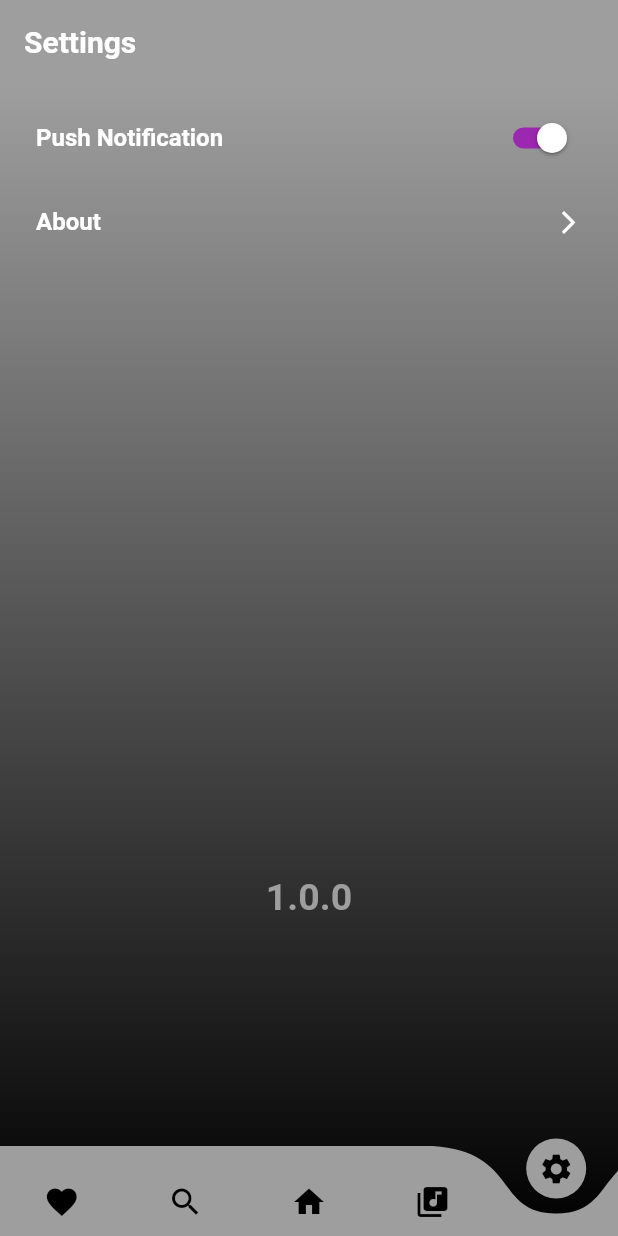
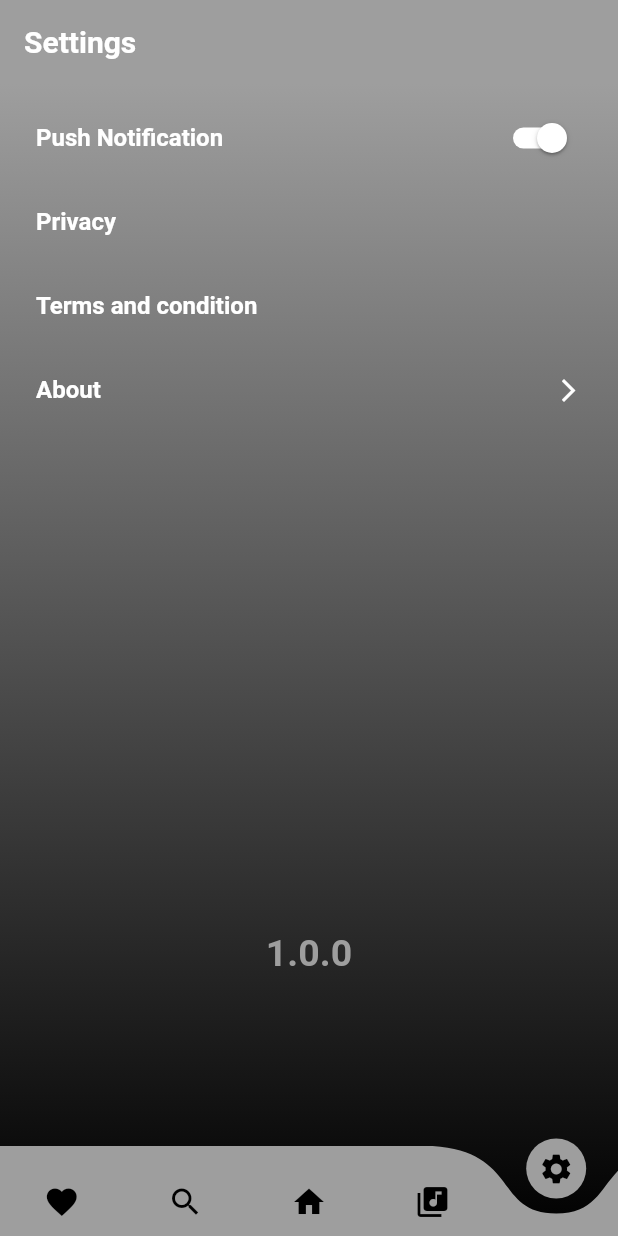
Before and after one commit to renjithrm/music_player, a Flutter app: the screen it shows after launch, item 5 of the bottom bar chosen, on a phone screen of 412 x 824 dp. Run offline on Flutter 3.47's test engine with Material 2 defaults, Android fonts, the phone set to English and light mode, and no system bars; drawn by our look-alikes of curved_navigation_bar; our stand-ins replace assets_audio_player, get, hive_flutter, on_audio_query, shared_preferences; accounts and stored records are empty.

Commit message:
commit befor playstore uploard

```diff
--- a/lib/main.dart
+++ b/lib/main.dart
@@ -45,7 +45,7 @@ class MyApp extends StatelessWidget {
       theme: ThemeData(
         primarySwatch: Colors.blue,
       ),
-      home: HomeScreen(),
+      home: const HomeScreen(),
       debugShowCheckedModeBanner: false,
     );
   }
--- a/lib/view/home_screen.dart
+++ b/lib/view/home_screen.dart
@@ -61,10 +61,11 @@ class _HomeScreenState extends State<HomeScreen> {
       backgroundColor: Colors.transparent,
       extendBody: true,
       body: Stack(
-        children: [
+        children: <Widget>[
           screens[intex],
           if (!isKeysbord)
             Positioned(
+              left: MediaQuery.of(context).size.width * 0.05,
               bottom: MediaQuery.of(context).size.height * 0.1,
               child: BottomPlay(),
             )
--- a/lib/view/settings/screen_settings.dart
+++ b/lib/view/settings/screen_settings.dart
@@ -55,11 +55,31 @@ class ScreenSettings extends StatelessWidget {
                           valueSwich.value = value;
                           NotificationUser.saveNotification(valueSwich.value);
                         },
-                        activeTrackColor: Colors.purple,
+                        activeTrackColor: Colors.white,
                         thumbColor: MaterialStateProperty.all(Colors.white),
                         inactiveThumbColor: Colors.black,
                       );
                     }),
+              ),
+              ListTile(
+                title: Text(
+                  "Privacy",
+                  style: TextStyle(
+                    color: Colors.white,
+                    fontWeight: FontWeight.bold,
+                  ),
+                ),
+                onTap: () {},
+              ),
+              ListTile(
+                title: Text(
+                  "Terms and condition",
+                  style: TextStyle(
+                    color: Colors.white,
+                    fontWeight: FontWeight.bold,
+                  ),
+                ),
+                onTap: () {},
               ),
               ListTile(
                 title: Text(
```
Also changed, not shown: lib/view/bottom_play/bottom_play.dart (+15 -2 lines), lib/view/search/screen_search.dart (+3 -4 lines), pubspec.yaml (+7 -0 lines), pubspec.lock, 23 other files.
